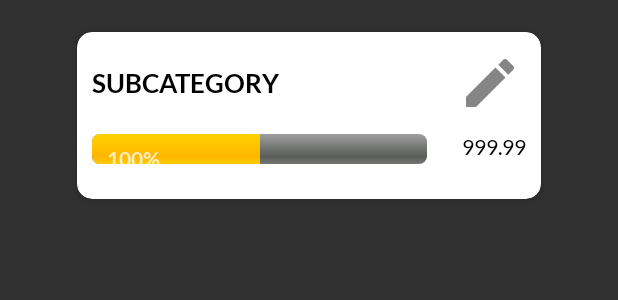
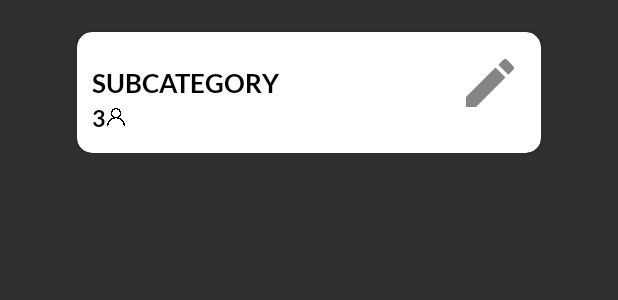
Before and after one commit to Micrell/splitpal, an Android app: the layout item_subcategory.xml on its own in the app's theme, with its tools: preview values and no code run, on a phone screen of 412 x 824 dp. Shown: the top 300 px of the screen. Run offline under Robolectric (Android 15) with nearby library versions, the phone set to English and light mode, and no system bars; Roboto replaces fonts that are not available here.

Commit message:
Modified Category layout to group

```diff
--- a/splitpal/app/src/main/java/com/example/nomoola/database/dao/SubCategoryDAO.java
+++ b/splitpal/app/src/main/java/com/example/nomoola/database/dao/SubCategoryDAO.java
@@ -46,4 +46,6 @@ public interface SubCategoryDAO {
 
     @Query("SELECT * FROM T_SUBCATEGORY WHERE SUBCAT_NAME=:name")
     SubCategory getSubCategoryNamed(String name);
+
+
 }
--- a/splitpal/app/src/main/java/com/example/nomoola/viewHolder/SubcategoryViewHolder.java
+++ b/splitpal/app/src/main/java/com/example/nomoola/viewHolder/SubcategoryViewHolder.java
@@ -41,9 +41,9 @@ public class SubcategoryViewHolder extends RecyclerView.ViewHolder {
 
         this.subcatName = view.findViewById(R.id.item_subCat_name);
         this.editSubcatButton = view.findViewById(R.id.item_subCat_editSubCat);
-        this.percentBudgetLeft = view.findViewById(R.id.item_subCat_progressBar);
-        this.subCatBudgetPercentUsedView = view.findViewById(R.id.item_subcategory_budgetUsedTextView);
-        this.subCatBudgetAmountUsedView = view.findViewById(R.id.item_subcategory_amountUsed);
+        //this.percentBudgetLeft = view.findViewById(R.id.item_subCat_progressBar);
+        //this.subCatBudgetPercentUsedView = view.findViewById(R.id.item_subcategory_budgetUsedTextView);
+        //this.subCatBudgetAmountUsedView = view.findViewById(R.id.item_subcategory_amountUsed);
         this.cardView = view.findViewById(R.id.item_subCat_cardView);
 
         this.editSubcatButton.setOnClickListener(new View.OnClickListener() {
@@ -70,6 +70,7 @@ public class SubcategoryViewHolder extends RecyclerView.ViewHolder {
         this.subCategory = subcategory;
         this.subcatName.setText(this.subCategory.getM_SUBCAT_NAME());
 
+        /*
         this.subcategoryViewModel.getPercentUsedBySubcategory(this.subCategory).observe((LifecycleOwner) view.getContext(), new Observer<Integer>() {
             @Override
             public void onChanged(Integer percentUsed) {
@@ -87,6 +88,7 @@ public class SubcategoryViewHolder extends RecyclerView.ViewHolder {
                 subCatBudgetAmountUsedView.setText(amountUsed + "€");
             }
         });
+         */
 
 
     }
--- a/splitpal/app/src/main/res/layout/item_subcategory.xml
+++ b/splitpal/app/src/main/res/layout/item_subcategory.xml
@@ -30,7 +30,7 @@
 
                 <androidx.appcompat.widget.AppCompatTextView
                     android:id="@+id/item_subCat_name"
-                    android:layout_width="wrap_content"
+                    android:layout_width="2000dp"
                     android:layout_height="wrap_content"
                     android:fontFamily="@font/lato_bold"
                     android:text="@string/nomoola_subcategory"
@@ -60,41 +60,37 @@
             <LinearLayout
                 android:layout_width="match_parent"
                 android:layout_height="wrap_content"
-                android:layout_marginTop="10dp"
+                android:layout_marginTop="-15dp"
                 android:orientation="horizontal">
 
                 <RelativeLayout
-                    android:layout_width="0dp"
+                    android:layout_width="wrap_content"
                     android:layout_height="match_parent"
-                    android:layout_weight="4">
+                    android:layout_weight="1">
 
-                    <ProgressBar
-                        android:id="@+id/item_subCat_progressBar"
-                        style="@android:style/Widget.ProgressBar.Horizontal"
-                        android:layout_width="320dp"
-                        android:layout_height="wrap_content"
-                        android:progress="50" />
+                    <ImageView
+                        android:id="@+id/item_group_icon"
+                        android:layout_width="28dp"
+                        android:layout_height="28dp"
+                        android:layout_marginLeft="2dp"
+                        android:padding="8dp"
+                        android:scaleType="fitXY"
+                        android:src="@drawable/person" />
 
                     <TextView
-                        android:id="@+id/item_subcategory_budgetUsedTextView"
+                        android:id="@+id/text_view_group_length"
                         android:layout_width="wrap_content"
                         android:layout_height="wrap_content"
-                        android:layout_centerVertical="true"
-                        android:layout_marginStart="10dp"
+                        android:layout_marginTop="5dp"
                         android:fontFamily="@font/lato_bold"
-                        android:text="@string/nomoola_percent_preview" />
+                        android:maxLength="13"
+                        android:text="3"
+                        android:textColor="@color/black"
+                        android:textSize="15dp" />
+
+
                 </RelativeLayout>
 
-                <TextView
-                    android:id="@+id/item_subcategory_amountUsed"
-                    android:layout_width="0dp"
-                    android:layout_height="wrap_content"
-                    android:layout_marginStart="10dp"
-                    android:layout_weight="1"
-                    android:fontFamily="@font/lato"
-                    android:text="@string/budget_preview"
-                    android:textAlignment="textEnd"
-                    android:textColor="@color/black" />
 
             </LinearLayout>
         </LinearLayout>
```
Also changed, not shown: splitpal/app/src/main/res/drawable/person.png (added).
